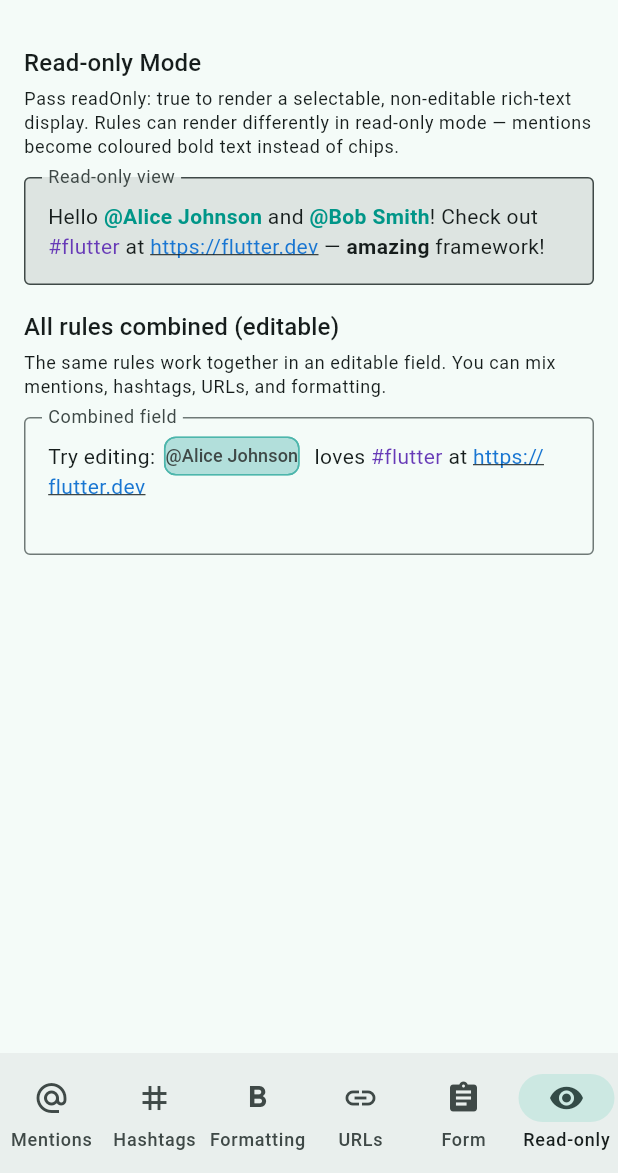
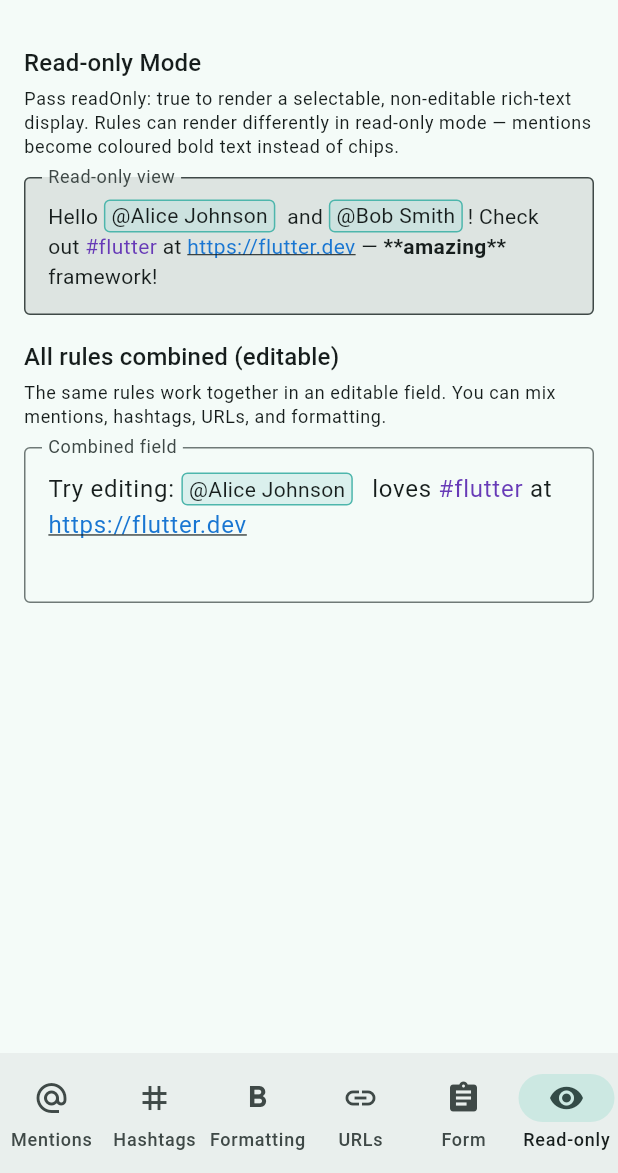
Before and after one commit to nombrekeff/super_field, a Flutter app: the screen it shows after launch, item 6 of the bottom bar chosen, on a phone screen of 412 x 824 dp, the part 63-1236 px from its top. Run offline on Flutter 3.47's test engine with Material 3 defaults, Android fonts, the phone set to English and light mode, and no system bars.

Commit message:
feat: implement autocomplete functionality with suggestion handling

```diff
--- a/example/lib/rules/mention_rule.dart
+++ b/example/lib/rules/mention_rule.dart
@@ -37,17 +37,19 @@ class MentionRule extends TokenRule {
 
     return WidgetSpan(
       alignment: PlaceholderAlignment.middle,
-      child: Padding(
-        padding: const EdgeInsets.symmetric(horizontal: 2),
-        child: Chip(
-          materialTapTargetSize: MaterialTapTargetSize.shrinkWrap,
-          visualDensity: const VisualDensity(horizontal: -4, vertical: -4),
-          label: Text('@$label'),
-          backgroundColor: Colors.teal.shade100,
-          side: BorderSide(color: Colors.teal.shade300),
-          labelStyle: const TextStyle(fontSize: 12, height: 1),
-          labelPadding: EdgeInsets.zero,
-          padding: EdgeInsets.zero,
+      child: Container(
+        decoration: BoxDecoration(
+          color: Colors.teal.shade100.withAlpha(100),
+          border: Border.all(color: Colors.teal.shade300),
+          borderRadius: BorderRadius.circular(4),
+        ),
+        padding: const EdgeInsets.symmetric(horizontal: 4, vertical: 0),
+        child: Row(
+          mainAxisSize: MainAxisSize.min,
+          children: [
+            const Text('@'),
+            Text(label),
+          ],
         ),
       ),
     );
--- a/example/lib/screens/read_only_screen.dart
+++ b/example/lib/screens/read_only_screen.dart
@@ -133,7 +133,9 @@ class _CombinedFieldState extends State<_CombinedField> {
         border: OutlineInputBorder(),
         hintText: 'Edit me…',
         labelText: 'Combined field',
+        isDense: false,
       ),
+      style: const TextStyle(height: 1.5),
       maxLines: 3,
       onChanged: (_) => setState(() {}),
     );
--- /dev/null
+++ b/lib/src/controller/autocomplete_config.dart
@@ -0,0 +1,29 @@
+import 'package:flutter/widgets.dart';
+import 'package:super_field/super_field.dart';
+
+class AutocompleteConfig {
+  const AutocompleteConfig({
+    this.triggers = const [],
+    this.onChange,
+    this.onSelect,
+    this.onGetSuggestions,
+    this.suggestionItemBuilder,
+  });
+
+  static const defaultConfig = AutocompleteConfig();
+
+  /// Optional autocomplete triggers evaluated after every text change.
+  final List<AutocompleteTrigger> triggers;
+
+  /// Callback invoked whenever the [AutocompleteState] changes.
+  final ValueChanged<AutocompleteState>? onChange;
+
+  final ValueChanged<dynamic>? onSelect;
+
+  /// Function that returns a list of suggestions based on the current autocomplete state.
+  /// Typically used to feed data into an autocomplete overlay.
+  final List<dynamic> Function(AutocompleteState state)? onGetSuggestions;
+
+  /// Optional builder for rendering suggestion items in the autocomplete overlay.
+  final Widget Function(BuildContext context, dynamic suggestion)? suggestionItemBuilder;
+}
--- /dev/null
+++ b/lib/src/widgets/autocomplete.dart
@@ -0,0 +1,169 @@
+import 'package:flutter/material.dart';
+import 'package:flutter/services.dart';
+import 'package:super_field/super_field.dart';
+
+class Autocompletable extends StatefulWidget {
+  const Autocompletable({
+    super.key,
+    required this.child,
+    required this.controller,
+  });
+
+  final Widget child;
+  final TokenEditingController controller;
+
+  @override
+  AutocompletableState createState() => AutocompletableState();
+}
+
+class AutocompletableState extends State<Autocompletable> {
+  int selectedIndex = 0;
+
+  @override
+  void initState() {
+    super.initState();
+
+    widget.controller.addListener(_onControllerChanged);
+  }
+
+  @override
+  void dispose() {
+    widget.controller.removeListener(_onControllerChanged);
+    super.dispose();
+  }
+
+  @override
+  void didUpdateWidget(covariant Autocompletable oldWidget) {
+    super.didUpdateWidget(oldWidget);
+    if (oldWidget.controller != widget.controller) {
+      oldWidget.controller.removeListener(_onControllerChanged);
+      widget.controller.addListener(_onControllerChanged);
+      _onControllerChanged();
+    }
+  }
+
+  void _onControllerChanged() {
+    final autocomplete = widget.controller.autocompleteState;
+    final suggestions =
+        widget.controller.autocomplete.onGetSuggestions?.call(autocomplete) ?? [];
+
+    if (suggestions.isEmpty) {
+      selectedIndex = 0;
+    } else if (selectedIndex >= suggestions.length) {
+      selectedIndex = suggestions.length - 1;
+    }
+
+    setState(() {});
+  }
+
+  void setSelectedIndex(int index) {
+    setState(() {
+      selectedIndex = index;
+    });
+  }
+
+  KeyEventResult handleKeyboardEvent(FocusNode node, KeyEvent event) {
+    final autocomplete = widget.controller.autocompleteState;
+    final suggestions =
+        widget.controller.autocomplete.onGetSuggestions?.call(autocomplete) ?? [];
+
+    if (autocomplete.isActive && suggestions.isNotEmpty && event is KeyDownEvent) {
+      if (event.logicalKey == LogicalKeyboardKey.arrowDown) {
+        setSelectedIndex((selectedIndex + 1) % suggestions.length);
+        return KeyEventResult.handled;
+      } else if (event.logicalKey == LogicalKeyboardKey.arrowUp) {
+        setSelectedIndex((selectedIndex - 1 + suggestions.length) % suggestions.length);
+        return KeyEventResult.handled;
+      } else if (event.logicalKey == LogicalKeyboardKey.enter) {
+        _selectSuggestion(suggestions[selectedIndex]);
+        return KeyEventResult.handled;
+      }
+    }
+
+    return KeyEventResult.ignored;
+  }
+
+  void _selectSuggestion(dynamic suggestion) {
+    widget.controller.autocomplete.onSelect?.call(suggestion);
+  }
+
+  @override
+  Widget build(BuildContext context) {
+    final autocomplete = widget.controller.autocompleteState;
+    final suggestions =
+        widget.controller.autocomplete.onGetSuggestions?.call(autocomplete) ?? [];
+
+    return Focus(
+      canRequestFocus: false,
+      onKeyEvent: handleKeyboardEvent,
+      child: AnimatedContainer(
+        duration: const Duration(milliseconds: 300),
+        curve: Curves.easeInOut,
+        child: Column(
+          children: [
+            widget.child,
+            if (autocomplete.isActive && suggestions.isNotEmpty)
+              SuggestionList(
+                suggestions: suggestions,
+                itemBuilder: (context, suggestion) {
+                  return widget.controller.autocomplete.suggestionItemBuilder
+                          ?.call(context, suggestion) ??
+                      const SizedBox.shrink();
+                },
+                onSelect: _selectSuggestion,
+                selectedIndex: selectedIndex,
+              ),
+          ],
+        ),
+      ),
+    );
+  }
+}
+
+class SuggestionList extends StatefulWidget {
+  const SuggestionList({
+    super.key,
+    required this.suggestions,
+    required this.itemBuilder,
+    this.onSelect,
+    this.selectedIndex = 0,
+  });
+
+  // TODO: Make more configurable (e.g., support sections, empty state, custom item builder, etc.)
+  // TODO: Allow styling to be inherited from the app theme (e.g., use ListTileTheme) instead of hardcoding it here or passing it manually.
+
+  final List<dynamic> suggestions;
+  final Widget Function(BuildContext context, dynamic suggestion) itemBuilder;
+  final ValueChanged<dynamic>? onSelect;
+
+  final int selectedIndex;
+
+  @override
+  State<SuggestionList> createState() => _SuggestionListState();
+}
+
+class _SuggestionListState extends State<SuggestionList> {
+  @override
+  Widget build(BuildContext context) {
+    return Material(
+      elevation: Theme.of(context).cardTheme.elevation ?? 4,
+      borderRadius: BorderRadius.circular(8),
+      child: ListView.separated(
+        padding: EdgeInsets.zero,
+        shrinkWrap: true,
+        itemCount: widget.suggestions.length,
+        separatorBuilder: (_, __) => const Divider(height: 1),
+        itemBuilder: (context, i) {
+          return Material(
+            color: i == widget.selectedIndex ? Colors.grey.shade300 : null,
+            child: InkWell(
+              canRequestFocus: false,
+              onTap: () => widget.onSelect?.call(widget.suggestions[i]),
+              child: widget.itemBuilder(context, widget.suggestions[i]),
+            ),
+          );
+        },
+      ),
+    );
+  }
+}
--- a/lib/src/widgets/tokenized_text_field.dart
+++ b/lib/src/widgets/tokenized_text_field.dart
@@ -1,10 +1,6 @@
 import 'package:flutter/material.dart';
 import 'package:flutter/services.dart';
-
-import '../controller/token_editing_controller.dart';
-import '../formatters/atomic_deletion_formatter.dart';
-import '../lexer/token_match.dart';
-import '../lexer/token_rule.dart';
+import 'package:super_field/super_field.dart';
 
 /// A text field that renders interactive token widgets inline with plain text.
 ///
@@ -69,35 +65,25 @@ class _TokenizedTextFieldState extends State<TokenizedTextField> {
   @override
   void initState() {
     super.initState();
-    _atomicFormatter =
-        AtomicDeletionFormatter(lexer: widget.controller.lexer);
+    _atomicFormatter = AtomicDeletionFormatter(lexer: widget.controller.lexer);
   }
 
   @override
   void didUpdateWidget(TokenizedTextField oldWidget) {
     super.didUpdateWidget(oldWidget);
     if (oldWidget.controller.lexer != widget.controller.lexer) {
-      _atomicFormatter =
-          AtomicDeletionFormatter(lexer: widget.controller.lexer);
+      _atomicFormatter = AtomicDeletionFormatter(lexer: widget.controller.lexer);
     }
   }
 
   @override
   Widget build(BuildContext context) {
-    final effectiveStyle =
-        widget.style ?? DefaultTextStyle.of(context).style;
+    final effectiveStyle = widget.style ?? DefaultTextStyle.of(context).style;
 
-    if (widget.readOnly) {
-      return _ReadOnlyTokenField(
+    return Autocompletable(
       controller: widget.controller,
-        style: effectiveStyle,
-        decoration: widget.decoration,
-        focusNode: widget.focusNode,
-        maxLines: widget.maxLines,
-      );
-    }
-
-    return TextField(
+      child: TextField(
+        readOnly: widget.readOnly,
         controller: widget.controller,
         focusNode: widget.focusNode,
         style: effectiveStyle,
@@ -106,91 +92,10 @@ class _TokenizedTextFieldState extends State<TokenizedTextField> {
         // Mobile IME protection — must always be false.
         autocorrect: false,
         enableSuggestions: false,
+        selectAllOnFocus: false,
         onChanged: widget.onChanged,
         inputFormatters: [_atomicFormatter, ...widget.inputFormatters],
+      ),
     );
   }
 }
-
-// ---------------------------------------------------------------------------
-// Read-only display
-// ---------------------------------------------------------------------------
-
-class _ReadOnlyTokenField extends StatelessWidget {
-  const _ReadOnlyTokenField({
-    required this.controller,
-    required this.style,
-    this.decoration,
-    this.focusNode,
-    this.maxLines,
-  });
-
-  final TokenEditingController controller;
-  final TextStyle style;
-  final InputDecoration? decoration;
-  final FocusNode? focusNode;
-  final int? maxLines;
-
-  @override
-  Widget build(BuildContext context) {
-    final richText = _buildRichText(context);
-    final child = SelectableText.rich(
-      richText,
-      style: style,
-      focusNode: focusNode,
-      maxLines: maxLines,
-    );
-
-    if (decoration != null) {
-      return InputDecorator(
-        decoration: decoration!,
-        child: child,
-      );
-    }
-    return child;
-  }
-
-  TextSpan _buildRichText(BuildContext context) {
-    final ast = controller.currentAst;
-    final text = controller.text;
-
-    if (ast.isEmpty) {
-      return TextSpan(text: text);
-    }
-
-    final spans = <InlineSpan>[];
-    int cursor = 0;
-
-    for (final match in ast) {
-      if (match.start > cursor) {
-        spans.add(TextSpan(text: text.substring(cursor, match.start)));
-      }
-      final rule = _ruleFor(match, controller);
-      if (rule != null) {
-        spans.add(rule.buildSpan(
-          context: context,
-          match: match,
-          defaultStyle: style,
-          isReadOnly: true,
-        ));
-      } else {
-        spans.add(TextSpan(text: match.fullText));
-      }
-      cursor = match.end;
-    }
-
-    if (cursor < text.length) {
-      spans.add(TextSpan(text: text.substring(cursor)));
-    }
-
-    return TextSpan(children: spans);
-  }
-
-  TokenRule? _ruleFor(TokenMatch match, TokenEditingController controller) {
-    try {
-      return controller.lexer.rules.firstWhere((r) => r.id == match.ruleId);
-    } catch (_) {
-      return null;
-    }
-  }
-}
--- a/lib/super_field.dart
+++ b/lib/super_field.dart
@@ -18,3 +18,5 @@ export 'src/formatters/token_input_formatter.dart';
 export 'src/formatters/atomic_deletion_formatter.dart';
 export 'src/widgets/tokenized_text_field.dart';
 export 'src/widgets/tokenized_text_form_field.dart';
+export 'src/widgets/autocomplete.dart';
+export 'src/controller/autocomplete_config.dart';
```
Also changed, not shown: example/lib/screens/mention_screen.dart (+43 -54 lines), lib/src/controller/token_editing_controller.dart (+25 -32 lines). Lines whose indentation alone changed are shown as unchanged.
